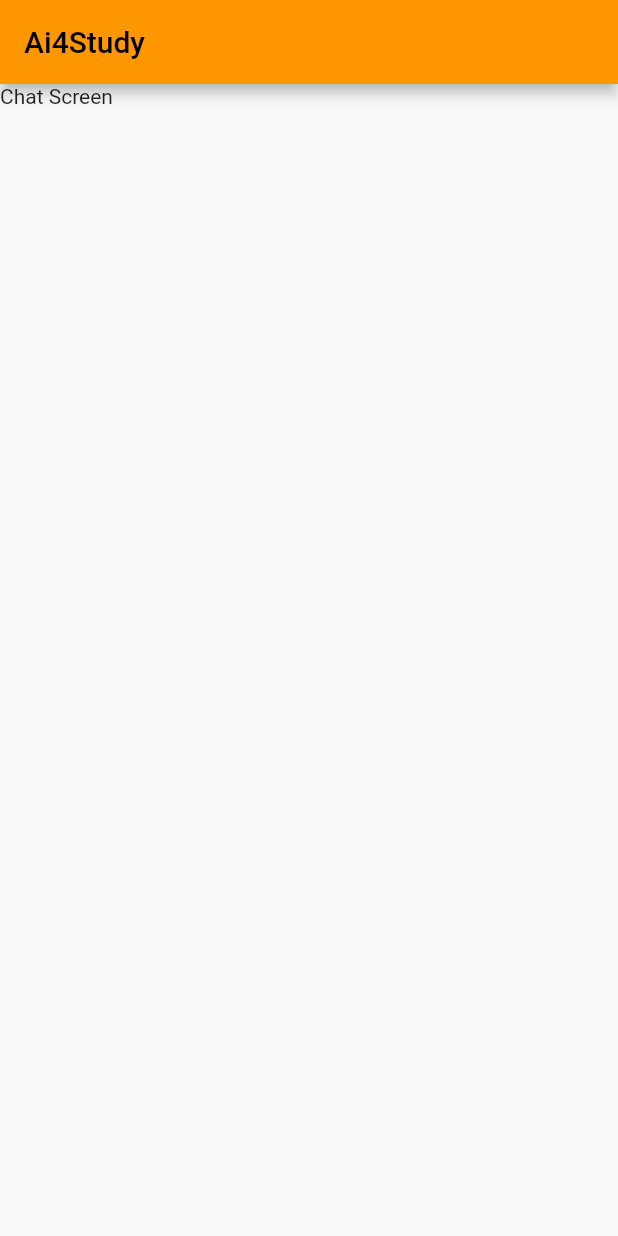
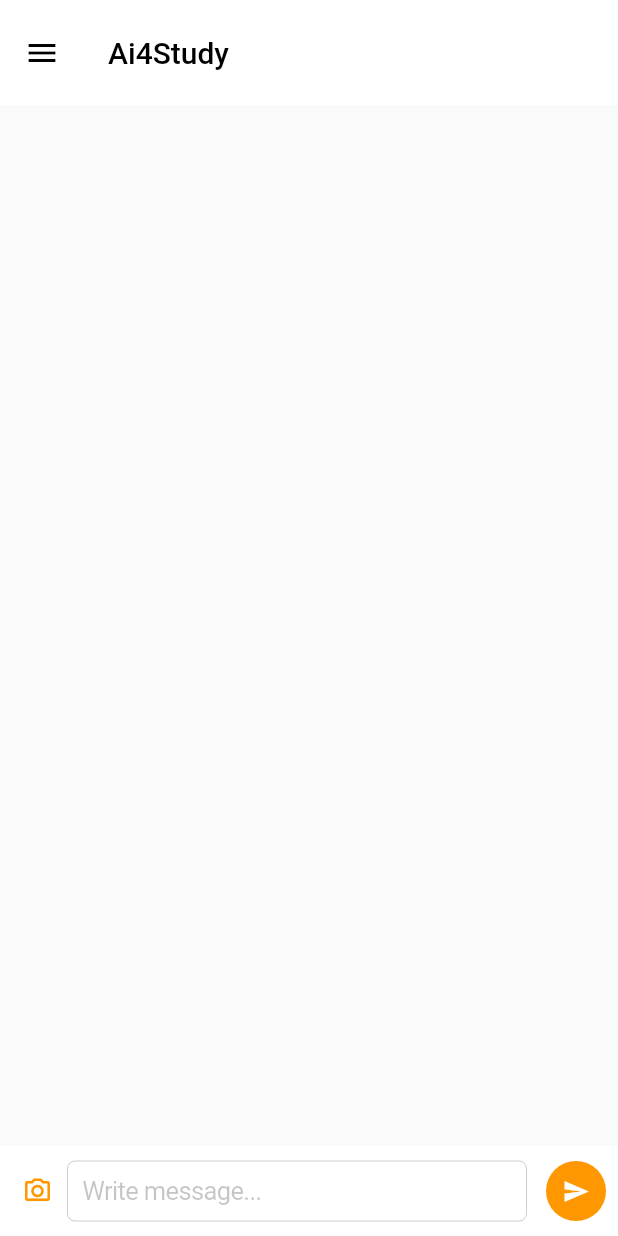
Before and after one commit to bengabp/GptMobileApp, a Flutter app: the ChatScreen screen opened directly, on a phone screen of 412 x 824 dp. Run offline on Flutter 3.47's test engine with Material 2 defaults, Android fonts, the phone set to English and light mode, and no system bars; our stand-ins replace animated_text_kit, google_fonts; Roboto replaces fonts that are missing (Signika).

Commit message:
building chat ui

```diff
--- a/lib/screens/chat_screen.dart
+++ b/lib/screens/chat_screen.dart
@@ -1,8 +1,10 @@
+// ignore_for_file: prefer_const_constructors
+
 import 'package:ai4study/screens/prechat.dart';
 import 'package:flutter/material.dart';
+import 'package:flutter/cupertino.dart';
 
 class ChatScreen extends StatefulWidget {
-
   @override
   State<ChatScreen> createState() => _ChatScreenState();
 }
@@ -13,10 +15,67 @@
   @override
   Widget build(BuildContext context) {
     return Scaffold(
-      appBar: AppBar(title: Text("Ai4Study")),
-      body: Column(
-        children: [Text("Chat Screen")],
+      appBar: AppBar(
+        title: Text("Ai4Study"),
+        backgroundColor: Colors.white,
+        elevation: 0,
+        leading:IconButton(onPressed: ()=>{}, icon:Icon(Icons.menu)),
+        toolbarHeight: 70,
       ),
+      body: Stack(
+        children: <Widget>[
+          Align(
+            alignment: Alignment.bottomLeft,
+            child: Container(
+              padding: EdgeInsets.only(left: 10, bottom: 10, top: 10),
+              height: 60,
+              width: double.infinity,
+              color: Colors.white,
+              child: Row(
+                children: <Widget>[
+                  GestureDetector(
+                    onTap: () {},
+                    child: Container(
+                      height: 30,
+                      width: 30,
+                      decoration: BoxDecoration(
+                        borderRadius: BorderRadius.circular(30),
+                      ),
+                      child: Icon(
+                        Icons.camera_alt_outlined,
+                        color:Colors.orange,
+                        size: 20,
+                      ),
+                    ),
+                  ),
+                  SizedBox(
+                    width: 5,
+                  ),
+                  Expanded(
+                    child: CupertinoTextField(
+                      placeholder: "Write message...",
+                      padding:EdgeInsets.all(10)
+                    ),
+                  ),
+                  SizedBox(
+                    width: 5,
+                  ),
+                  FloatingActionButton(
+                    onPressed: () {},
+                    child: Icon(
+                      Icons.send,
+                      color: Colors.white,
+                      size: 18,
+                    ),
+                    elevation: 0,
+                  ),
+                ],
+              ),
+            ),
+          ),
+        ],
+      ),
+
     );
   }
 }
```
